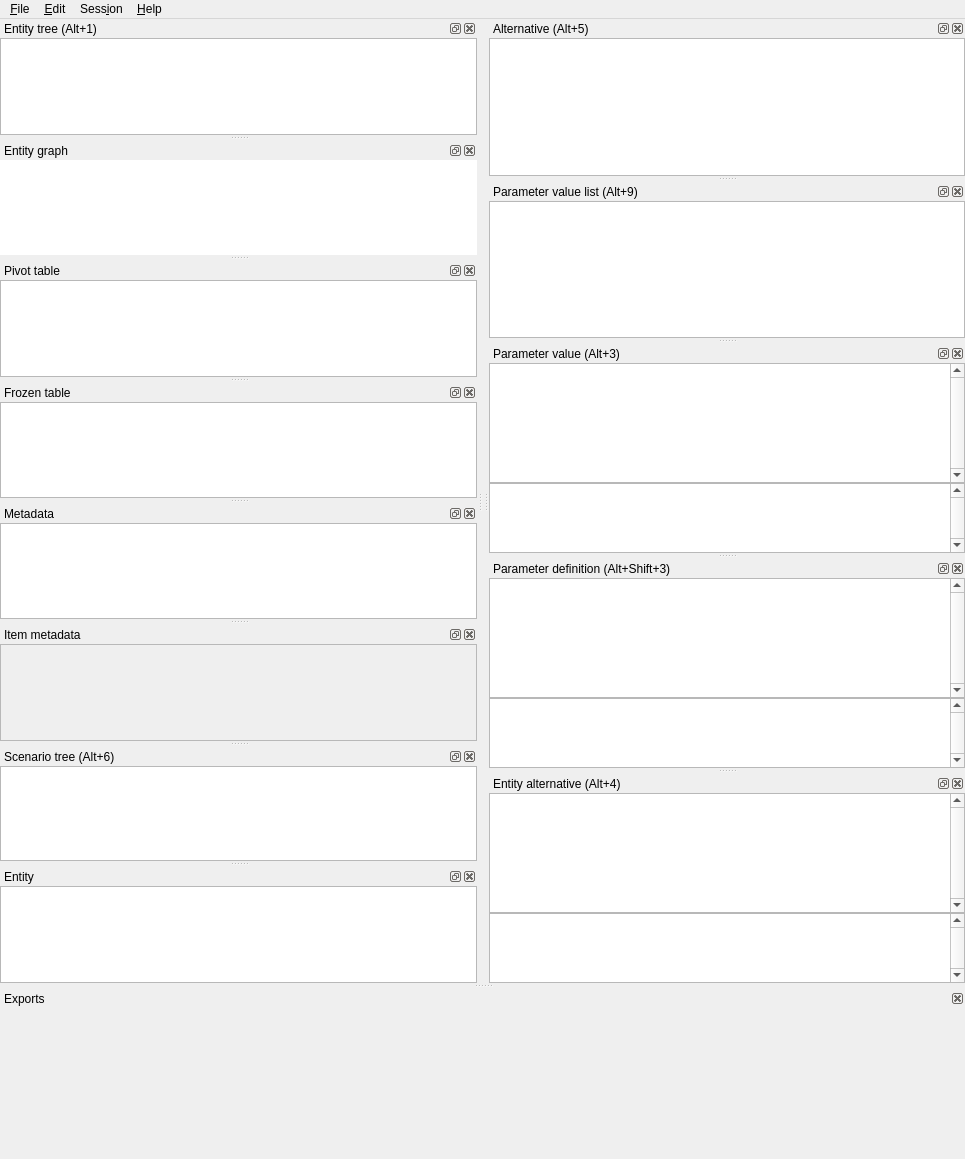
spine-tools/Spine-Toolbox, file spinetoolbox/spine_db_editor/ui/spine_db_editor_window.ui: the form before one commit.
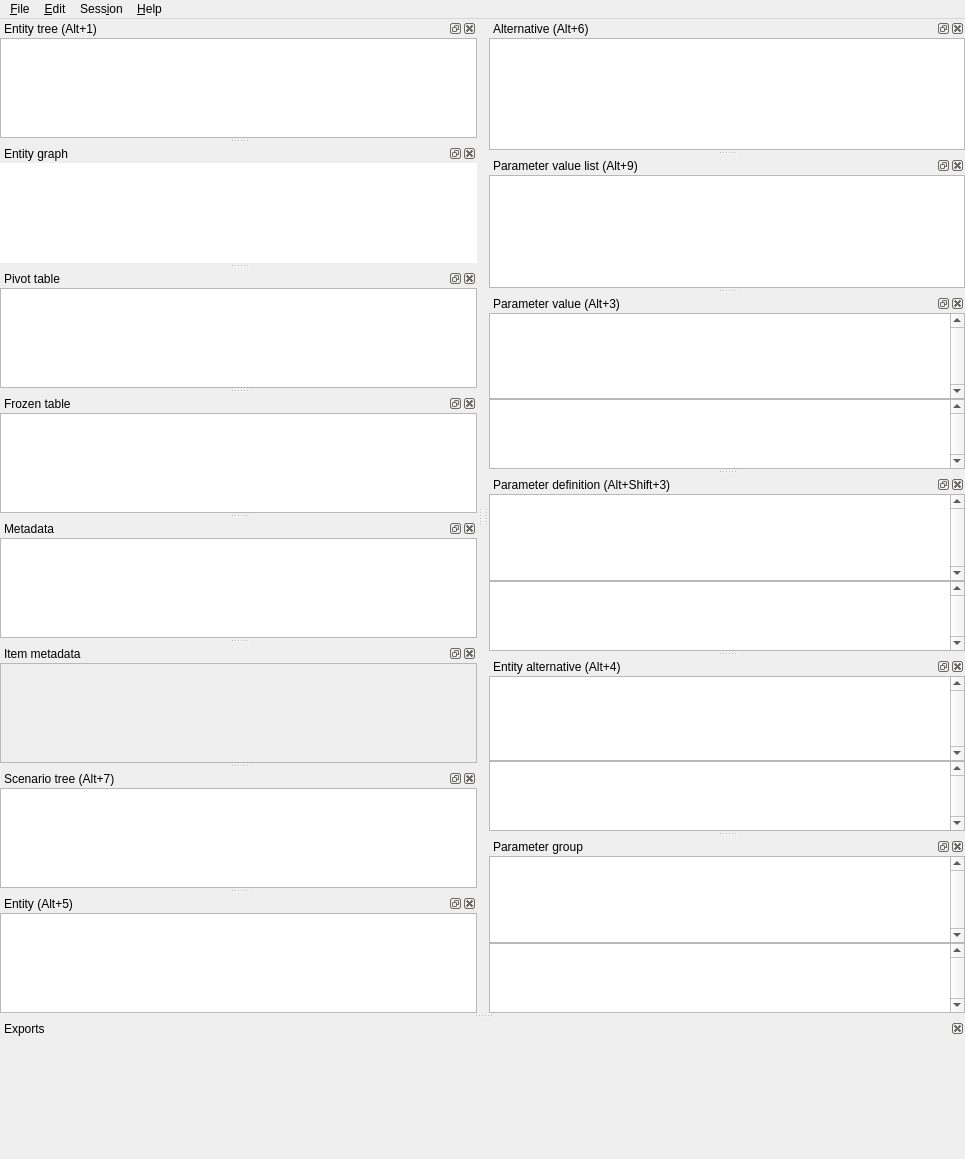
The form after the commit. Icons and pictures are not drawn. Custom widgets are drawn as their Qt base class.

```diff
--- a/spinetoolbox/spine_db_editor/ui/spine_db_editor_window.ui
+++ b/spinetoolbox/spine_db_editor/ui/spine_db_editor_window.ui
@@ -45,7 +45,7 @@
     <set>Qt::DockWidgetArea::AllDockWidgetAreas</set>
    </property>
    <property name="windowTitle">
-    <string>Alternative (Alt+5)</string>
+    <string>Alternative (Alt+6)</string>
    </property>
    <attribute name="dockWidgetArea">
     <number>2</number>
@@ -656,7 +656,7 @@
   </widget>
   <widget class="QDockWidget" name="scenario_dock_widget">
    <property name="windowTitle">
-    <string>Scenario tree (Alt+6)</string>
+    <string>Scenario tree (Alt+7)</string>
    </property>
    <attribute name="dockWidgetArea">
     <number>1</number>
@@ -859,7 +859,7 @@
   </widget>
   <widget class="QDockWidget" name="entity_dock_widget">
    <property name="windowTitle">
-    <string>Entity</string>
+    <string>Entity (Alt+5)</string>
    </property>
    <attribute name="dockWidgetArea">
     <number>1</number>
@@ -906,6 +906,92 @@
     </layout>
    </widget>
   </widget>
+  <widget class="QDockWidget" name="parameter_group_dock_widget">
+   <property name="windowTitle">
+    <string>Parameter group</string>
+   </property>
+   <attribute name="dockWidgetArea">
+    <number>2</number>
+   </attribute>
+   <widget class="ResizeSignallingWidget" name="parameter_group_contents_widget">
+    <layout class="QVBoxLayout" name="verticalLayout_6">
+     <property name="spacing">
+      <number>0</number>
+     </property>
+     <property name="leftMargin">
+      <number>0</number>
+     </property>
+     <property name="topMargin">
+      <number>0</number>
+     </property>
+     <property name="rightMargin">
+      <number>0</number>
+     </property>
+     <property name="bottomMargin">
+      <number>0</number>
+     </property>
+     <item>
+      <widget class="ParameterGroupTableView" name="parameter_group_table_view">
+       <property name="verticalScrollBarPolicy">
+        <enum>Qt::ScrollBarPolicy::ScrollBarAlwaysOn</enum>
+       </property>
+       <property name="horizontalScrollBarPolicy">
+        <enum>Qt::ScrollBarPolicy::ScrollBarAlwaysOff</enum>
+       </property>
+       <property name="tabKeyNavigation">
+        <bool>false</bool>
+       </property>
+       <property name="horizontalScrollMode">
+        <enum>QAbstractItemView::ScrollMode::ScrollPerPixel</enum>
+       </property>
+       <attribute name="horizontalHeaderHighlightSections">
+        <bool>false</bool>
+       </attribute>
+       <attribute name="verticalHeaderVisible">
+        <bool>false</bool>
+       </attribute>
+       <attribute name="verticalHeaderHighlightSections">
+        <bool>false</bool>
+       </attribute>
+      </widget>
+     </item>
+     <item>
+      <widget class="EmptyParameterGroupTableView" name="empty_parameter_group_table_view">
+       <property name="sizePolicy">
+        <sizepolicy hsizetype="Expanding" vsizetype="Preferred">
+         <horstretch>0</horstretch>
+         <verstretch>0</verstretch>
+        </sizepolicy>
+       </property>
+       <property name="verticalScrollBarPolicy">
+        <enum>Qt::ScrollBarPolicy::ScrollBarAlwaysOn</enum>
+       </property>
+       <property name="sizeAdjustPolicy">
+        <enum>QAbstractScrollArea::SizeAdjustPolicy::AdjustToContents</enum>
+       </property>
+       <property name="tabKeyNavigation">
+        <bool>false</bool>
+       </property>
+       <property name="horizontalScrollMode">
+        <enum>QAbstractItemView::ScrollMode::ScrollPerPixel</enum>
+       </property>
+       <attribute name="horizontalHeaderVisible">
+        <bool>false</bool>
+       </attribute>
+       <attribute name="horizontalHeaderHighlightSections">
+        <bool>false</bool>
+       </attribute>
+       <attribute name="verticalHeaderVisible">
+        <bool>false</bool>
+       </attribute>
+       <attribute name="verticalHeaderHighlightSections">
+        <bool>false</bool>
+       </attribute>
+      </widget>
+     </item>
+    </layout>
+   </widget>
+  </widget>
   <action name="actionCommit">
    <property name="enabled">
     <bool>true</bool>
@@ -1393,6 +1479,22 @@
    <extends>QTableView</extends>
    <header>spinetoolbox/spine_db_editor/widgets/custom_qtableview.h</header>
   </customwidget>
+  <customwidget>
+   <class>ParameterGroupTableView</class>
+   <extends>QTableView</extends>
+   <header>spinetoolbox/spine_db_editor/widgets/custom_qtableview.h</header>
+  </customwidget>
+  <customwidget>
+   <class>EmptyParameterGroupTableView</class>
+   <extends>QTableView</extends>
+   <header>spinetoolbox/spine_db_editor/widgets/custom_qtableview.h</header>
+  </customwidget>
+  <customwidget>
+   <class>TreeLevelFilterBar</class>
+   <extends>QWidget</extends>
+   <header>spinetoolbox/spine_db_editor/widgets/tree_filter_bar.h</header>
+   <container>1</container>
+  </customwidget>
  </customwidgets>
  <resources>
   <include location="../../ui/resources/resources_icons.qrc"/>
```
Left out of the diff: 31 changed lines with no effect on the pictures.
